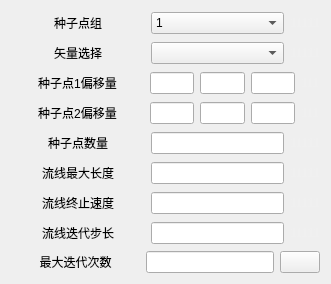
Old version of the form Qt/Resources/UI/igStreamTracer.ui in the repository hu-shuhan/editOpeniGame.
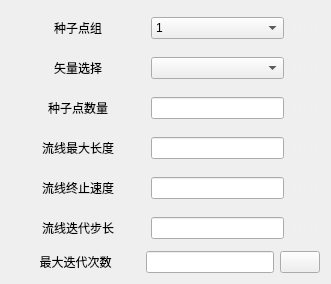
New version of the form. Icons and pictures are not drawn.

The edit to the form file:
```diff
--- a/Qt/Resources/UI/igStreamTracer.ui
+++ b/Qt/Resources/UI/igStreamTracer.ui
@@ -14,6 +14,34 @@
    <string>Form</string>
   </property>
   <layout class="QGridLayout" name="gridLayout">
+   <item row="3" column="0">
+    <layout class="QHBoxLayout" name="horizontalLayout_2" stretch="1,1,0">
+     <item>
+      <widget class="QLabel" name="label_3">
+       <property name="text">
+        <string>种子点数量</string>
+       </property>
+       <property name="alignment">
+        <set>Qt::AlignCenter</set>
+       </property>
+      </widget>
+     </item>
+     <item>
+      <widget class="QLineEdit" name="numOfSeedLineEdit">
+       <property name="inputMask">
+        <string/>
+       </property>
+      </widget>
+     </item>
+     <item>
+      <widget class="QLabel" name="label_5">
+       <property name="text">
+        <string>&lt;html&gt;&lt;head/&gt;&lt;body&gt;&lt;p&gt;&lt;span style=&quot; color:#f0f0f0;&quot;&gt;11111&lt;/span&gt;&lt;/p&gt;&lt;/body&gt;&lt;/html&gt;</string>
+       </property>
+      </widget>
+     </item>
+    </layout>
+   </item>
    <item row="0" column="0">
     <layout class="QHBoxLayout" name="horizontalLayout" stretch="1,1,0">
      <item>
@@ -89,61 +117,7 @@
      </item>
     </layout>
    </item>
-   <item row="8" column="0">
-    <layout class="QHBoxLayout" name="horizontalLayout_3" stretch="1,1,0">
-     <item>
-      <widget class="QLabel" name="label_6">
-       <property name="text">
-        <string>流线迭代步长</string>
-       </property>
-       <property name="alignment">
-        <set>Qt::AlignCenter</set>
-       </property>
-      </widget>
-     </item>
-     <item>
-      <widget class="QLineEdit" name="lengthOfStep"/>
-     </item>
-     <item>
-      <widget class="QLabel" name="label_12">
-       <property name="text">
-        <string>&lt;html&gt;&lt;head/&gt;&lt;body&gt;&lt;p&gt;&lt;span style=&quot; color:#f0f0f0;&quot;&gt;11111&lt;/span&gt;&lt;/p&gt;&lt;/body&gt;&lt;/html&gt;</string>
-       </property>
-      </widget>
-     </item>
-    </layout>
-   </item>
-   <item row="3" column="0">
-    <layout class="QHBoxLayout" name="horizontalLayout_10" stretch="3,1,1,1,0">
-     <item>
-      <widget class="QLabel" name="label_15">
-       <property name="text">
-        <string>种子点2偏移量</string>
-       </property>
-       <property name="alignment">
-        <set>Qt::AlignCenter</set>
-       </property>
-      </widget>
-     </item>
-     <item>
-      <widget class="QLineEdit" name="lineEdit_4"/>
-     </item>
-     <item>
-      <widget class="QLineEdit" name="lineEdit_5"/>
-     </item>
-     <item>
-      <widget class="QLineEdit" name="lineEdit_6"/>
-     </item>
-     <item>
-      <widget class="QLabel" name="label_16">
-       <property name="text">
-        <string>&lt;html&gt;&lt;head/&gt;&lt;body&gt;&lt;p&gt;&lt;span style=&quot; color:#f0f0f0;&quot;&gt;111&lt;/span&gt;&lt;/p&gt;&lt;/body&gt;&lt;/html&gt;</string>
-       </property>
-      </widget>
-     </item>
-    </layout>
-   </item>
-   <item row="9" column="0">
+   <item row="7" column="0">
     <layout class="QHBoxLayout" name="horizontalLayout_7" stretch="1,1,0">
      <item>
       <widget class="QLabel" name="label_11">
@@ -174,89 +148,7 @@
      </item>
     </layout>
    </item>
-   <item row="2" column="0">
-    <layout class="QHBoxLayout" name="horizontalLayout_8" stretch="3,1,1,1,0">
-     <item>
-      <widget class="QLabel" name="label_14">
-       <property name="text">
-        <string>种子点1偏移量</string>
-       </property>
-       <property name="alignment">
-        <set>Qt::AlignCenter</set>
-       </property>
-      </widget>
-     </item>
-     <item>
-      <widget class="QLineEdit" name="lineEdit"/>
-     </item>
-     <item>
-      <widget class="QLineEdit" name="lineEdit_2"/>
-     </item>
-     <item>
-      <widget class="QLineEdit" name="lineEdit_3"/>
-     </item>
-     <item>
-      <widget class="QLabel" name="label_17">
-       <property name="text">
-        <string>&lt;html&gt;&lt;head/&gt;&lt;body&gt;&lt;p&gt;&lt;span style=&quot; color:#f0f0f0;&quot;&gt;111&lt;/span&gt;&lt;/p&gt;&lt;/body&gt;&lt;/html&gt;</string>
-       </property>
-      </widget>
-     </item>
-    </layout>
-   </item>
-   <item row="5" column="0">
-    <layout class="QHBoxLayout" name="horizontalLayout_2" stretch="1,1,0">
-     <item>
-      <widget class="QLabel" name="label_3">
-       <property name="text">
-        <string>种子点数量</string>
-       </property>
-       <property name="alignment">
-        <set>Qt::AlignCenter</set>
-       </property>
-      </widget>
-     </item>
-     <item>
-      <widget class="QLineEdit" name="numOfSeedLineEdit">
-       <property name="inputMask">
-        <string/>
-       </property>
-      </widget>
-     </item>
-     <item>
-      <widget class="QLabel" name="label_5">
-       <property name="text">
-        <string>&lt;html&gt;&lt;head/&gt;&lt;body&gt;&lt;p&gt;&lt;span style=&quot; color:#f0f0f0;&quot;&gt;11111&lt;/span&gt;&lt;/p&gt;&lt;/body&gt;&lt;/html&gt;</string>
-       </property>
-      </widget>
-     </item>
-    </layout>
-   </item>
-   <item row="7" column="0">
-    <layout class="QHBoxLayout" name="horizontalLayout_5" stretch="1,1,0">
-     <item>
-      <widget class="QLabel" name="label_8">
-       <property name="text">
-        <string>流线终止速度</string>
-       </property>
-       <property name="alignment">
-        <set>Qt::AlignCenter</set>
-       </property>
-      </widget>
-     </item>
-     <item>
-      <widget class="QLineEdit" name="terminalSpeed"/>
-     </item>
-     <item>
-      <widget class="QLabel" name="label_9">
-       <property name="text">
-        <string>&lt;html&gt;&lt;head/&gt;&lt;body&gt;&lt;p&gt;&lt;span style=&quot; color:#f0f0f0;&quot;&gt;11111&lt;/span&gt;&lt;/p&gt;&lt;/body&gt;&lt;/html&gt;</string>
-       </property>
-      </widget>
-     </item>
-    </layout>
-   </item>
-   <item row="6" column="0">
+   <item row="4" column="0">
     <layout class="QHBoxLayout" name="horizontalLayout_6" stretch="1,1,0">
      <item>
       <widget class="QLabel" name="label_4">
@@ -286,6 +178,54 @@
      </item>
     </layout>
    </item>
+   <item row="5" column="0">
+    <layout class="QHBoxLayout" name="horizontalLayout_5" stretch="1,1,0">
+     <item>
+      <widget class="QLabel" name="label_8">
+       <property name="text">
+        <string>流线终止速度</string>
+       </property>
+       <property name="alignment">
+        <set>Qt::AlignCenter</set>
+       </property>
+      </widget>
+     </item>
+     <item>
+      <widget class="QLineEdit" name="terminalSpeed"/>
+     </item>
+     <item>
+      <widget class="QLabel" name="label_9">
+       <property name="text">
+        <string>&lt;html&gt;&lt;head/&gt;&lt;body&gt;&lt;p&gt;&lt;span style=&quot; color:#f0f0f0;&quot;&gt;11111&lt;/span&gt;&lt;/p&gt;&lt;/body&gt;&lt;/html&gt;</string>
+       </property>
+      </widget>
+     </item>
+    </layout>
+   </item>
+   <item row="6" column="0">
+    <layout class="QHBoxLayout" name="horizontalLayout_3" stretch="1,1,0">
+     <item>
+      <widget class="QLabel" name="label_6">
+       <property name="text">
+        <string>流线迭代步长</string>
+       </property>
+       <property name="alignment">
+        <set>Qt::AlignCenter</set>
+       </property>
+      </widget>
+     </item>
+     <item>
+      <widget class="QLineEdit" name="lengthOfStep"/>
+     </item>
+     <item>
+      <widget class="QLabel" name="label_12">
+       <property name="text">
+        <string>&lt;html&gt;&lt;head/&gt;&lt;body&gt;&lt;p&gt;&lt;span style=&quot; color:#f0f0f0;&quot;&gt;11111&lt;/span&gt;&lt;/p&gt;&lt;/body&gt;&lt;/html&gt;</string>
+       </property>
+      </widget>
+     </item>
+    </layout>
+   </item>
   </layout>
  </widget>
  <resources>
```
